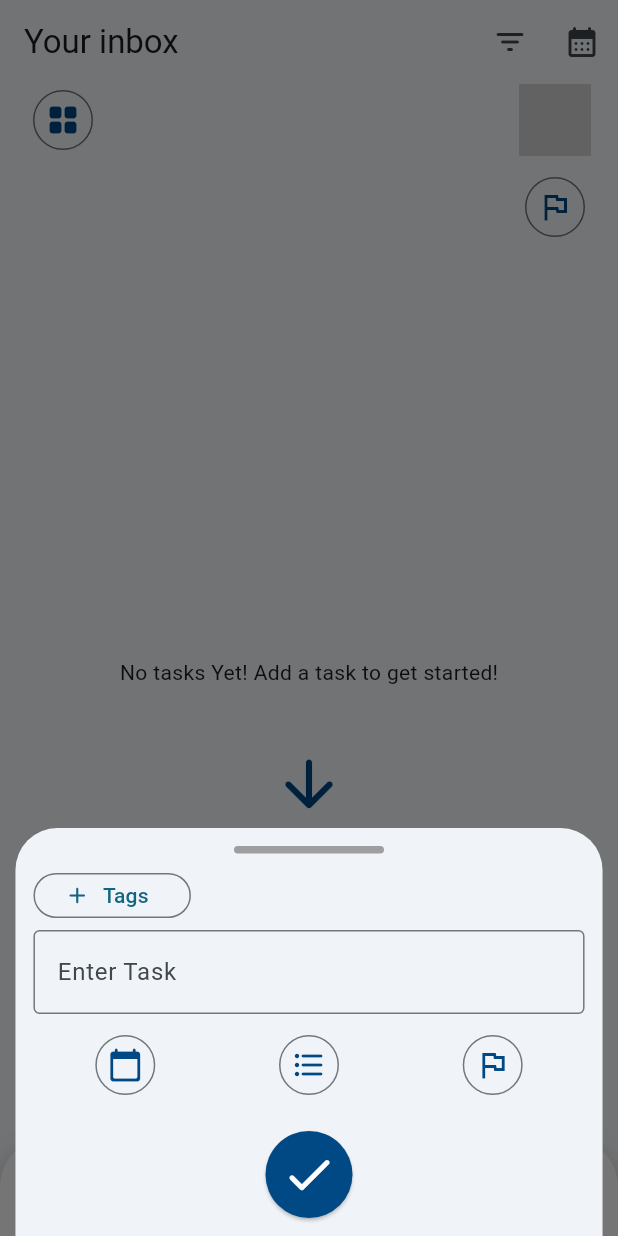
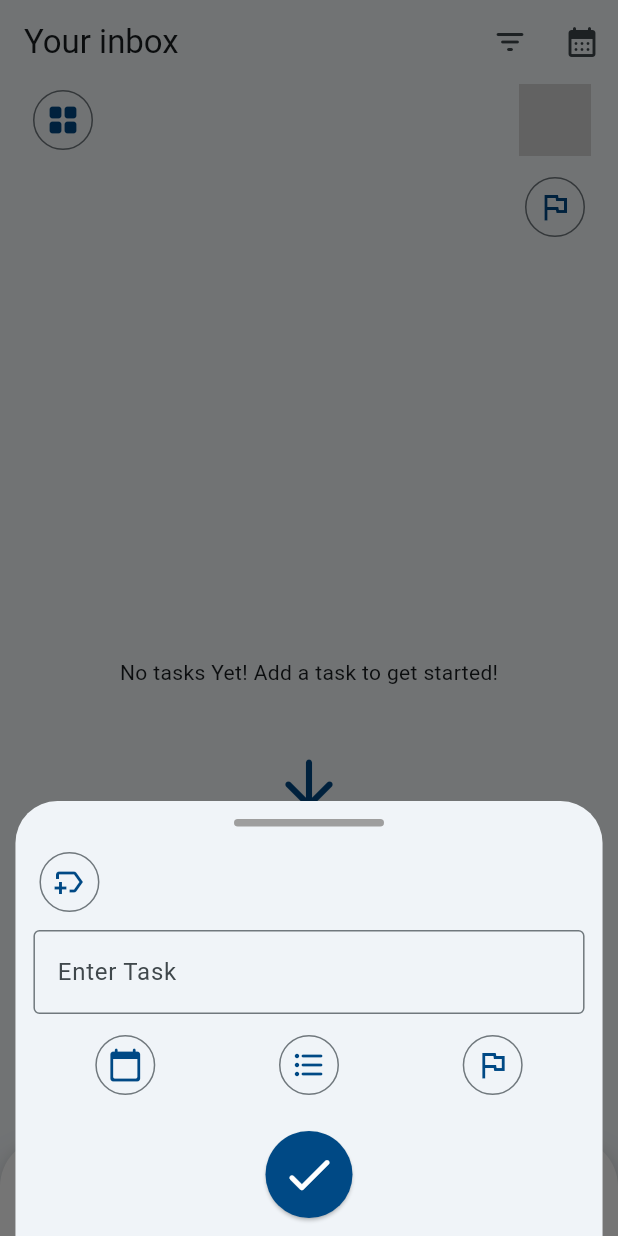
Before and after one commit to Rics-Dev/uNote, a Flutter app: the screen it shows after launch, after a tap on the "add" icon, on a phone screen of 412 x 824 dp. Run offline on Flutter 3.47's test engine with Material 3 defaults, Android fonts, the phone set to English and light mode, and no system bars; drawn by our look-alikes of animated_bottom_navigation_bar; our stand-ins replace badges, flutter_svg, go_router, objectbox, shared_preferences, table_calendar and 1 more; missing offline and left inert: msh_checkbox, pull_down_button, searchbar_animation, top_modal_sheet; generated files the repository leaves out were written again; Roboto replaces fonts that are missing (Onest).

Commit message:
Mise à jour de la gestion des tags dans la fenêtre modale d'ajout de tâche

```diff
--- a/lib/widgets/homePage/add_task_widgets/add_task_modal.dart
+++ b/lib/widgets/homePage/add_task_widgets/add_task_modal.dart
@@ -72,33 +72,15 @@ class _AddTaskViewState extends State<AddTaskView> {
                 Row(
                   mainAxisAlignment: MainAxisAlignment.start,
                   children: [
-                    temporarilyAddedTags.isEmpty
-                        ? Padding(
-                            padding: const EdgeInsets.symmetric(vertical: 8.0),
-                            child: SizedBox(
-                              width: 105,
-                              height: 30,
-                              child: OutlinedButton.icon(
-                                onPressed: () {
-                                  showAddTagDialog(context);
-                                },
-                                icon: const Icon(Icons.add_rounded),
-                                label: const Text('Tags'),
-                              ),
-                            ),
-                          )
-                        : IconButton.outlined(
+                    Padding(
+                      padding: const EdgeInsets.symmetric(vertical: 8.0),
+                      child: IconButton.outlined(
                             onPressed: () {
                               showAddTagDialog(context);
                             },
-                            icon: const Icon(
-                              Icons.add_rounded,
-                              color: Color.fromARGB(255, 0, 73, 133),
-                            ),
+                            icon: const Icon(Icons.new_label_outlined, color: Color.fromARGB(255, 0, 73, 133),),
                           ),
-                    temporarilyAddedTags.isEmpty
-                        ? const SizedBox(width: 8)
-                        : const SizedBox(),
+                    ),
                     Expanded(
                       child: SingleChildScrollView(
                         scrollDirection: Axis.horizontal,
```
